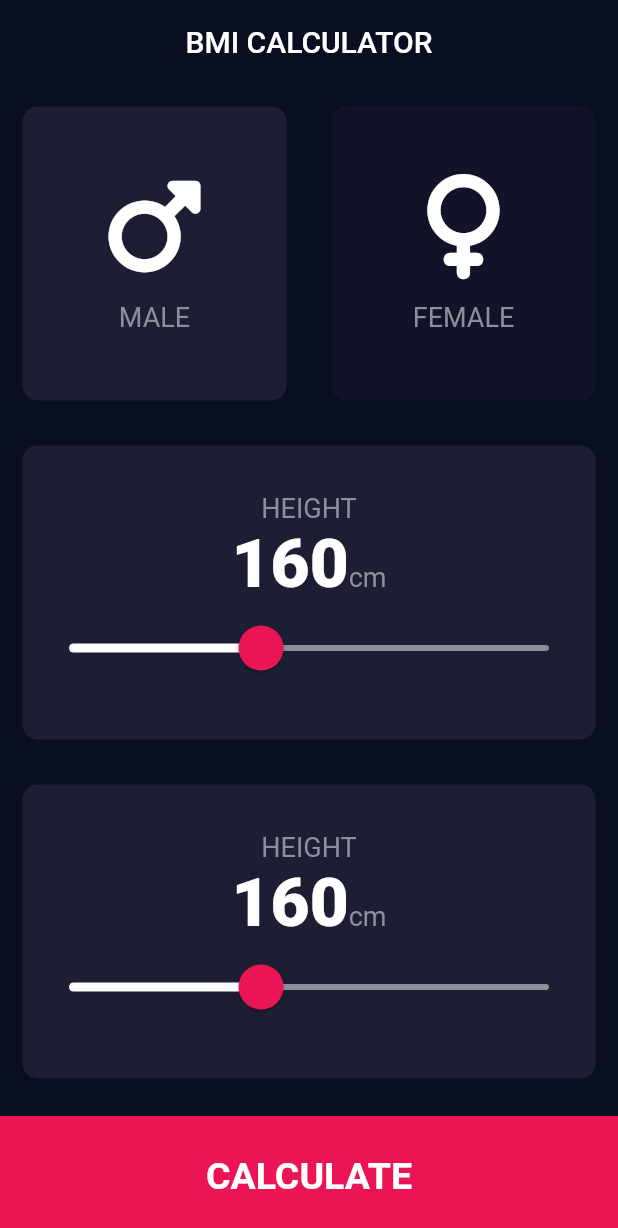
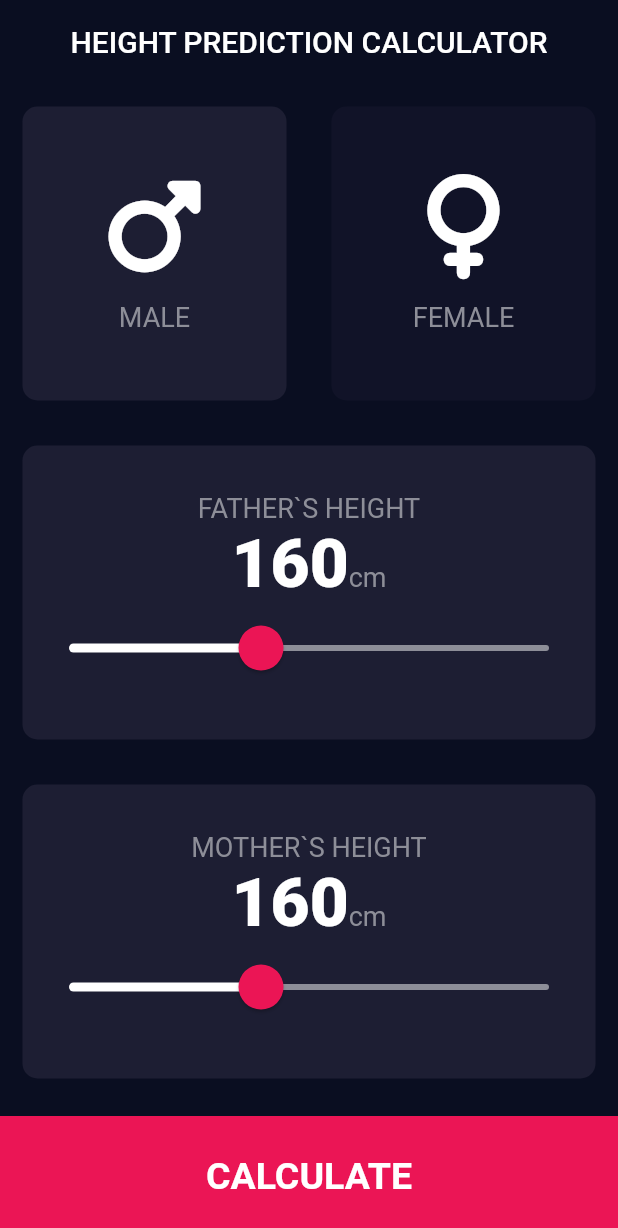
Before and after one commit to deardosatria7/height-calculator, a Flutter app: the screen it shows after launch, on a phone screen of 412 x 824 dp. Shown: the top 1228 px of the screen. Run offline on Flutter 3.47's test engine with Material 2 defaults, Android fonts, the phone set to English and light mode, and no system bars; our stand-ins replace font_awesome_flutter.

Commit message:
Update input_page.dart

```diff
--- a/lib/screens/input_page.dart
+++ b/lib/screens/input_page.dart
@@ -17,15 +17,15 @@ class InputPage extends StatefulWidget {
 
 class _InputPageState extends State<InputPage> {
   Gender selectedGender = Gender.male;
-  int height = 160;
-  int weight = 60;
+  int fatherHeight = 160;
+  int motherHeight = 160;
   // int age = 20;
 
   @override
   Widget build(BuildContext context) {
     return Scaffold(
       appBar: AppBar(
-        title: const Text('BMI CALCULATOR'),
+        title: const Text('HEIGHT PREDICTION CALCULATOR'),
       ),
       body: Column(
         crossAxisAlignment: CrossAxisAlignment.stretch,
@@ -75,7 +75,7 @@ class _InputPageState extends State<InputPage> {
                 mainAxisAlignment: MainAxisAlignment.center,
                 children: [
                   const Text(
-                    'HEIGHT',
+                    'FATHER`S HEIGHT',
                     style: labelTextStyle,
                   ),
                   Row(
@@ -84,7 +84,7 @@ class _InputPageState extends State<InputPage> {
                     textBaseline: TextBaseline.alphabetic,
                     children: [
                       Text(
-                        height.toString(),
+                        fatherHeight.toString(),
                         style: numberTextStyle,
                       ),
                       const Text(
@@ -105,12 +105,12 @@ class _InputPageState extends State<InputPage> {
                           const RoundSliderOverlayShape(overlayRadius: 30.0),
                     ),
                     child: Slider(
-                      value: height.toDouble(),
+                      value: fatherHeight.toDouble(),
                       min: 120.0,
                       max: 220.0,
                       onChanged: (double value) {
                         setState(() {
-                          height = value.round();
+                          fatherHeight = value.round();
                         });
                       },
                     ),
@@ -126,7 +126,7 @@ class _InputPageState extends State<InputPage> {
                 mainAxisAlignment: MainAxisAlignment.center,
                 children: [
                   const Text(
-                    'HEIGHT',
+                    'MOTHER`S HEIGHT',
                     style: labelTextStyle,
                   ),
                   Row(
@@ -135,7 +135,7 @@ class _InputPageState extends State<InputPage> {
                     textBaseline: TextBaseline.alphabetic,
                     children: [
                       Text(
-                        height.toString(),
+                        motherHeight.toString(),
                         style: numberTextStyle,
                       ),
                       const Text(
@@ -156,12 +156,12 @@ class _InputPageState extends State<InputPage> {
                           const RoundSliderOverlayShape(overlayRadius: 30.0),
                     ),
                     child: Slider(
-                      value: height.toDouble(),
+                      value: motherHeight.toDouble(),
                       min: 120.0,
                       max: 220.0,
                       onChanged: (double value) {
                         setState(() {
-                          height = value.round();
+                          motherHeight = value.round();
                         });
                       },
                     ),
@@ -174,7 +174,9 @@ class _InputPageState extends State<InputPage> {
             buttonTitle: 'CALCULATE',
             onTap: () {
               Calculator cal = Calculator(
-                  height: height, weight: weight, gender: selectedGender);
+                  fatherHeight: fatherHeight,
+                  motherHeight: motherHeight,
+                  gender: selectedGender);
               String bmi = cal.calculateBMI();
               String result = cal.getResult();
               String information = cal.getInterpretation();
```
